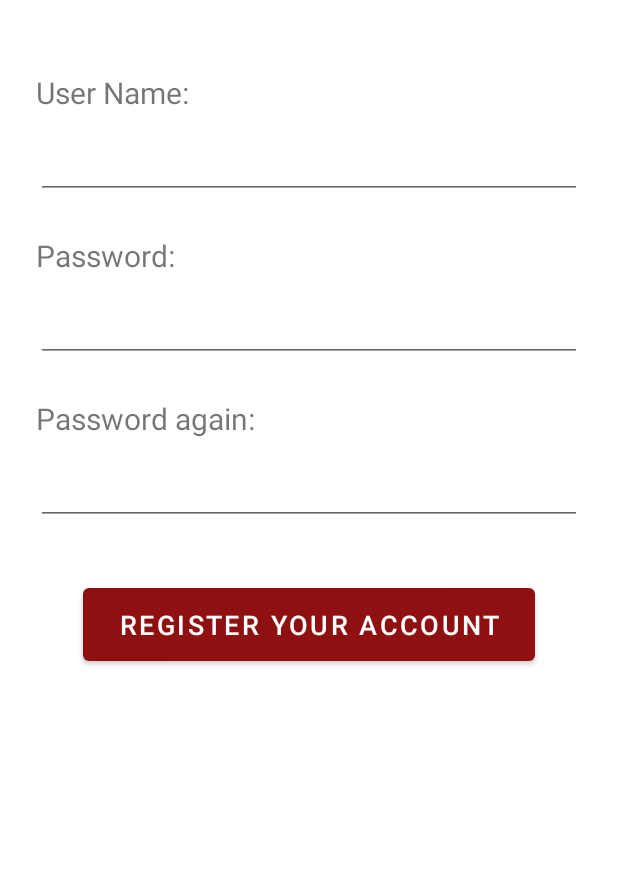
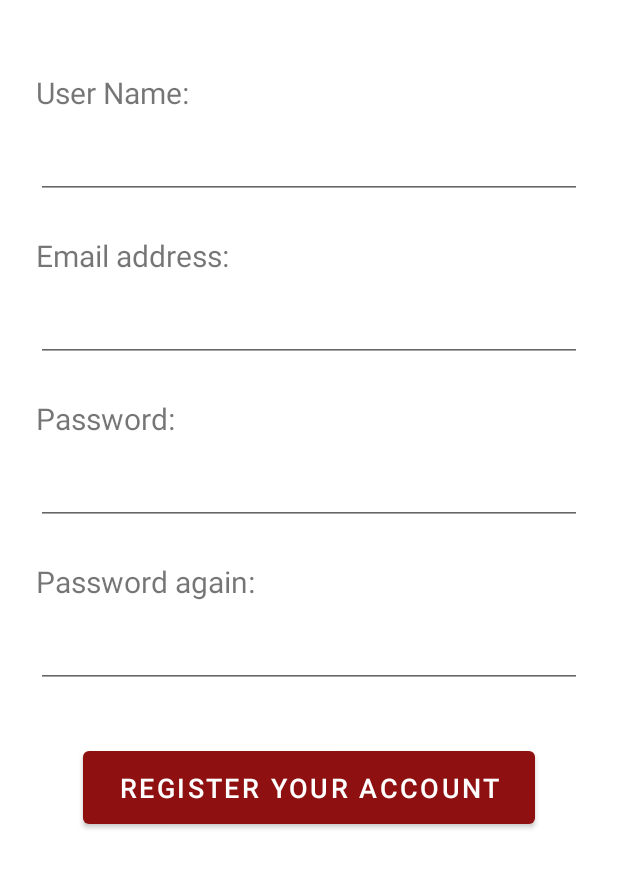
Before and after one commit to LizaSzabo/CarPool, an Android app: the RegisterFragment screen opened through its navigation route, on a phone screen of 412 x 824 dp, the part 252-1141 px from its top. Run offline under Robolectric (Android 15) with nearby library versions, the phone set to English and light mode, and no system bars; our stand-ins replace Dagger/Hilt's generated code, Firebase (no records; nobody signed in at launch, a user with empty details on screens opened directly); libraries missing offline, so code that uses them is left out: co.zsmb.rainbowcake.

```diff
--- a/app/build.gradle
+++ b/app/build.gradle
@@ -3,6 +3,7 @@ apply plugin: 'kotlin-android'
 apply plugin: 'kotlin-kapt'
 apply plugin: 'dagger.hilt.android.plugin'
 apply plugin: 'androidx.navigation.safeargs'
+apply plugin: 'com.google.gms.google-services'
 
 android {
     compileSdk 33
--- a/app/src/main/java/hu/bme/aut/android/carpool/CarPoolApplication.kt
+++ b/app/src/main/java/hu/bme/aut/android/carpool/CarPoolApplication.kt
@@ -5,6 +5,7 @@ import co.zsmb.rainbowcake.config.Loggers
 import co.zsmb.rainbowcake.config.rainbowCake
 import co.zsmb.rainbowcake.timber.TIMBER
 import co.zsmb.requirektx.bundle.BuildConfig
+import com.google.firebase.FirebaseApp
 import dagger.hilt.android.HiltAndroidApp
 import timber.log.Timber
 
--- a/app/src/main/java/hu/bme/aut/android/carpool/MainActivity.kt
+++ b/app/src/main/java/hu/bme/aut/android/carpool/MainActivity.kt
@@ -1,7 +1,10 @@
 package hu.bme.aut.android.carpool
 
+import android.app.Application
+import android.content.Context
 import android.os.Bundle
 import androidx.appcompat.app.AppCompatActivity
+import com.google.firebase.FirebaseApp
 import dagger.hilt.android.AndroidEntryPoint
 import hu.bme.aut.android.carpool.databinding.ActivityMainBinding
 
--- a/app/src/main/java/hu/bme/aut/android/carpool/ui/login/signin/SignInFragment.kt
+++ b/app/src/main/java/hu/bme/aut/android/carpool/ui/login/signin/SignInFragment.kt
@@ -10,6 +10,7 @@ import android.view.ViewGroup
 import androidx.navigation.fragment.findNavController
 import co.zsmb.rainbowcake.base.RainbowCakeFragment
 import co.zsmb.rainbowcake.hilt.getViewModelFromFactory
+import com.google.firebase.auth.FirebaseAuth
 import dagger.hilt.android.AndroidEntryPoint
 import hu.bme.aut.android.carpool.R
 import hu.bme.aut.android.carpool.databinding.FragmentSigninBinding
--- a/app/src/main/res/layout/fragment_register.xml
+++ b/app/src/main/res/layout/fragment_register.xml
@@ -70,6 +70,35 @@
         tools:text="User Name" />
 
     <TextView
+        android:id="@+id/userEmailLabel"
+        android:layout_width="match_parent"
+        android:layout_height="wrap_content"
+        android:layout_marginStart="24dp"
+        android:layout_marginTop="24dp"
+        android:layout_marginEnd="24dp"
+        android:text="@string/email_address_label_text"
+        android:textSize="20sp"
+        app:layout_constraintEnd_toEndOf="parent"
+        app:layout_constraintStart_toStartOf="parent"
+        app:layout_constraintTop_toBottomOf="@+id/userNameInput" />
+
+    <EditText
+        android:id="@+id/userEmailInput"
+        android:layout_width="match_parent"
+        android:layout_height="wrap_content"
+        android:layout_marginStart="24dp"
+        android:layout_marginTop="12dp"
+        android:layout_marginEnd="24dp"
+        android:inputType="textEmailAddress"
+        app:layout_constraintEnd_toEndOf="parent"
+        app:layout_constraintHorizontal_bias="0.0"
+        app:layout_constraintStart_toStartOf="parent"
+        app:layout_constraintTop_toBottomOf="@+id/userEmailLabel"
+        tools:text="User Email Address"
+        android:importantForAutofill="no"
+        tools:ignore="LabelFor" />
+
+    <TextView
         android:id="@+id/passwordLabel"
         android:layout_width="match_parent"
         android:layout_height="wrap_content"
@@ -80,7 +109,7 @@
         android:textSize="20sp"
         app:layout_constraintEnd_toEndOf="parent"
         app:layout_constraintStart_toStartOf="parent"
-        app:layout_constraintTop_toBottomOf="@+id/userNameInput" />
+        app:layout_constraintTop_toBottomOf="@+id/userEmailInput" />
 
     <EditText
         android:id="@+id/passwordInput"
@@ -124,7 +153,7 @@
         tools:text="12345678" />
 
     <Button
-        android:id="@+id/loginButton"
+        android:id="@+id/registerButton"
         android:layout_width="wrap_content"
         android:layout_height="wrap_content"
         android:layout_marginTop="36dp"
--- a/app/src/main/res/values/strings.xml
+++ b/app/src/main/res/values/strings.xml
@@ -28,4 +28,5 @@
     <string name="save_button_text">Save</string>
     <string name="profile_picture_content_description">Profile picture</string>
     <string name="add_group_member_button_text">Add group member</string>
+    <string name="email_address_label_text">Email address:</string>
 </resources>
--- a/build.gradle
+++ b/build.gradle
@@ -1,4 +1,8 @@
-// Top-level build file where you can add configuration options common to all sub-projects/modules.
+buildscript {
+    dependencies {
+        classpath 'com.google.gms:google-services:4.3.14'
+    }
+}// Top-level build file where you can add configuration options common to all sub-projects/modules.
 plugins {
     id 'com.android.application' version '7.3.0' apply false
     id 'com.android.library' version '7.3.0' apply false
```
Also changed, not shown: app/src/main/java/hu/bme/aut/android/carpool/data/util/FirebaseAuthentication.kt (added, +19 -0 lines), app/src/main/java/hu/bme/aut/android/carpool/ui/login/register/RegisterFragment.kt (+74 -0 lines).
